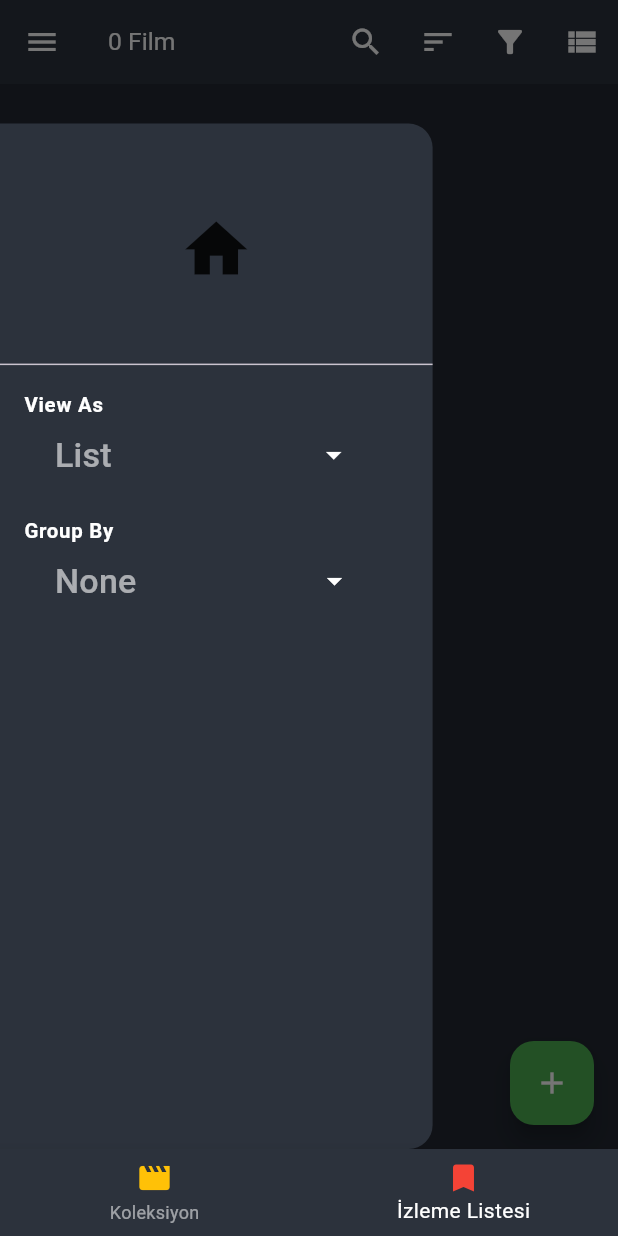
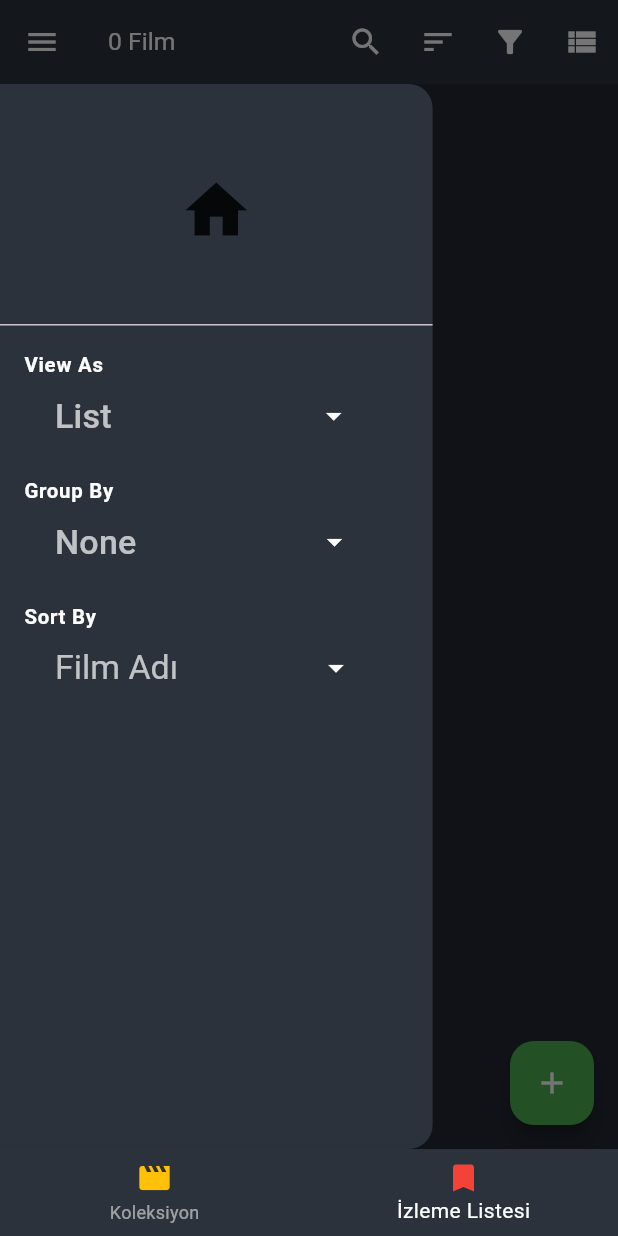
Before and after one commit to MertAliUzun/movie_collections_mobile, a Flutter app: the screen it shows after launch, item 2 of the bottom bar chosen, with the side drawer open, on a phone screen of 412 x 824 dp. Run offline on Flutter 3.47's test engine with Material 3 defaults, Android fonts, the phone set to English and light mode, and no system bars; our stand-ins replace flutter_dotenv, flutter_rating_bar, image_picker, shared_preferences, supabase_flutter; missing offline and left inert: cloudinary_public, country_flags; accounts and stored records are empty.

Commit message:
v 3.6 (added sortBy to drawer)

```diff
--- a/lib/screens/wishlist_screen.dart
+++ b/lib/screens/wishlist_screen.dart
@@ -2,6 +2,7 @@ import 'package:flutter/material.dart';
 import 'package:shared_preferences/shared_preferences.dart';
 import '../aux/groupBy.dart';
 import '../services/supabase_service.dart';
+import '../widgets/drawer_widget.dart';
 import '../widgets/movie_card.dart';
 import '../models/movie_model.dart';
 import 'package:supabase_flutter/supabase_flutter.dart';
@@ -74,6 +75,12 @@ class _WishlistScreenState extends State<WishlistScreen> {
       return _isAscending ? comparison : -comparison;
     });
   }
+  void _onSortByChanged(String newSortBy) {
+  setState(() {
+    _sortBy = newSortBy; // Yeni sıralama kriterini güncelle
+    _sortMovies(); // Filmleri sırala
+  });
+}
 
   void _showSortOptions() {
     showDialog(
@@ -236,101 +243,7 @@ class _WishlistScreenState extends State<WishlistScreen> {
           ),
         ],
       ),
-      drawer: Container(
-        padding: EdgeInsets.only(top: screenHeight *0.1),
-        width: screenWidth * 0.7,
-        child: Drawer(
-          backgroundColor: Color.fromARGB(255, 44, 50, 60),
-          child: ListView(
-            children: [
-              DrawerHeader(child: Icon(Icons.home, size: 50)),
-              ListTile(
-                title: Column(
-                  crossAxisAlignment: CrossAxisAlignment.start,
-                  children: [
-                    Text('View As', style: TextStyle(color: Colors.white, fontSize: screenWidth * 0.033, fontWeight: FontWeight.bold),),
-                    Container(
-                      width: screenWidth * 0.55,
-                      child: Padding(
-                        padding: EdgeInsets.fromLTRB(screenWidth * 0.05, 0, 0, 0),
-                        child: DropdownButton<String>(
-                         value: _viewType, // Seçili değeri göster
-                         icon: Padding(
-                           padding: EdgeInsets.fromLTRB(screenWidth * 0.15, 0, 0, 0),
-                           child: const Icon(Icons.arrow_drop_down, color: Colors.white),
-                         ),
-                         dropdownColor: const Color.fromARGB(255, 44, 50, 60), // Menü arka plan rengi
-                         underline: SizedBox(), // Alt çizgiyi kaldır
-                         onChanged: (Object? newValue) {
-                                     if(newValue is String) {
-                                       _changeViewType(newValue);
-                                     }}, // Seçim yapıldığında çalışacak fonksiyon
-                         items: ['List', 'List(Small)', 'Card', 'Poster'].map((String choice) {
-                           return DropdownMenuItem<String>(
-                             value: choice,
-                             child: Text(
-                               choice,
-                               style: TextStyle(fontSize: screenWidth * 0.055, color: Colors.white60), // Yazı rengi
-                             ),
-                           );
-                         }).toList(),
-                        ),
-                      ),
-                    ),
-                  ],
-                ),
-              ),
-              ListTile(
-               title: Column(
-                 crossAxisAlignment: CrossAxisAlignment.start,
-                 children: [
-                   Text(
-                     'Group By',
-                     style: TextStyle(
-                       color: Colors.white,
-                       fontSize: screenWidth * 0.033,
-                       fontWeight: FontWeight.bold,
-                     ),
-                   ),
-                   Container(
-                     width: screenWidth * 0.55,
-                     child: Padding(
-                       padding: EdgeInsets.fromLTRB(screenWidth * 0.05, 0, 0, 0),
-                       child: DropdownButton<String>(
-                         value: _groupByText, // Seçili değeri göster
-                         icon: Padding(
-                           padding: EdgeInsets.fromLTRB(screenWidth * 0.225, 0, 0, 0),
-                           child: const Icon(Icons.arrow_drop_down, color: Colors.white),
-                         ),
-                         dropdownColor: const Color.fromARGB(255, 44, 50, 60), // Menü arka plan rengi
-                         underline: SizedBox(), // Alt çizgiyi kaldır
-                         onChanged: (String? newValue) {
-                           if (newValue != null) {
-                             _toggleGroupBy(newValue);
-                           }
-                         }, // Seçim yapıldığında çalışacak fonksiyon
-                         items: ['None', 'Director', 'Genre'].map((String choice) {
-                           return DropdownMenuItem<String>(
-                             value: choice,
-                             child: Text(
-                               choice,
-                               style: TextStyle(
-                                 fontSize: screenWidth * 0.055,
-                                 color: Colors.white60,
-                               ), // Yazı rengi
-                             ),
-                           );
-                         }).toList(),
-                       ),
-                     ),
-                   ),
-                 ],
-               ),
-             ),
-            ],
-          )
-        ),
-      ),
+      drawer: DrawerWidget(viewType: _viewType, groupByText: _groupByText, sortBy: _sortBy, changeViewType: _changeViewType, toggleGroupBy: _toggleGroupBy, onSortByChanged: _onSortByChanged,),
       body: Column(
         children: [
           Expanded(
--- /dev/null
+++ b/lib/widgets/drawer_widget.dart
@@ -0,0 +1,165 @@
+import 'package:flutter/material.dart';
+
+class DrawerWidget extends StatelessWidget {
+  final String _viewType;
+  final String _groupByText;
+  final String _sortBy;
+  final ValueChanged<String> _changeViewType;
+  final ValueChanged<String> _toggleGroupBy;
+  final ValueChanged<String> _onSortByChanged;
+
+  DrawerWidget({
+    required String viewType,
+    required String groupByText,
+    required String sortBy,
+    required ValueChanged<String> changeViewType,
+    required ValueChanged<String> toggleGroupBy,
+    required ValueChanged<String> onSortByChanged,
+  })  : _viewType = viewType,
+        _groupByText = groupByText,
+        _changeViewType = changeViewType,
+        _toggleGroupBy = toggleGroupBy,
+        _sortBy = sortBy,
+        _onSortByChanged = onSortByChanged;
+
+  @override
+  Widget build(BuildContext context) {
+    List<DropdownMenuItem<String>> sortingOptions = [
+      const DropdownMenuItem(value: 'movieName', child: Text('Film Adı')),
+      const DropdownMenuItem(value: 'releaseDate', child: Text('Çıkış Tarihi')),
+      const DropdownMenuItem(value: 'directorName', child: Text('Yönetmen')),
+      const DropdownMenuItem(value: 'imdbRating', child: Text('IMDB Puanı')),
+      const DropdownMenuItem(value: 'runtime', child: Text('Süre')),
+
+
+    ];
+    double screenWidth = MediaQuery.of(context).size.width;
+    double screenHeight = MediaQuery.of(context).size.height;
+
+    return Container(
+      padding: EdgeInsets.only(top: AppBar().preferredSize.height + MediaQuery.of(context).padding.top),
+      width: screenWidth * 0.7,
+      child: Drawer(
+        backgroundColor: Color.fromARGB(255, 44, 50, 60),
+        child: ListView(
+          children: [
+            DrawerHeader(child: Icon(Icons.home, size: 50)),
+            ListTile(
+              title: Column(
+                crossAxisAlignment: CrossAxisAlignment.start,
+                children: [
+                  Text(
+                    'View As',
+                    style: TextStyle(color: Colors.white, fontSize: screenWidth * 0.033, fontWeight: FontWeight.bold),
+                  ),
+                  Container(
+                    width: screenWidth * 0.55,
+                    child: Padding(
+                      padding: EdgeInsets.fromLTRB(screenWidth * 0.05, 0, 0, 0),
+                      child: DropdownButton<String>(
+                        value: _viewType,
+                        icon: Padding(
+                          padding: EdgeInsets.fromLTRB(screenWidth * 0.15, 0, 0, 0),
+                          child: const Icon(Icons.arrow_drop_down, color: Colors.white),
+                        ),
+                        dropdownColor: const Color.fromARGB(255, 44, 50, 60),
+                        underline: SizedBox(),
+                        onChanged: (Object? newValue) {
+                          if (newValue is String) {
+                            _changeViewType(newValue);
+                          }
+                        },
+                        items: ['List', 'List(Small)', 'Card', 'Poster'].map((String choice) {
+                          return DropdownMenuItem<String>(
+                            value: choice,
+                            child: Text(
+                              choice,
+                              style: TextStyle(fontSize: screenWidth * 0.055, color: Colors.white70),
+                            ),
+                          );
+                        }).toList(),
+                      ),
+                    ),
+                  ),
+                ],
+              ),
+            ),
+            ListTile(
+              title: Column(
+                crossAxisAlignment: CrossAxisAlignment.start,
+                children: [
+                  Text(
+                    'Group By',
+                    style: TextStyle(color: Colors.white, fontSize: screenWidth * 0.033, fontWeight: FontWeight.bold),
+                  ),
+                  Container(
+                    width: screenWidth * 0.55,
+                    child: Padding(
+                      padding: EdgeInsets.fromLTRB(screenWidth * 0.05, 0, 0, 0),
+                      child: DropdownButton<String>(
+                        value: _groupByText,
+                        icon: Padding(
+                          padding: EdgeInsets.fromLTRB(screenWidth * 0.225, 0, 0, 0),
+                          child: const Icon(Icons.arrow_drop_down, color: Colors.white),
+                        ),
+                        dropdownColor: const Color.fromARGB(255, 44, 50, 60),
+                        underline: SizedBox(),
+                        onChanged: (String? newValue) {
+                          if (newValue != null) {
+                            _toggleGroupBy(newValue);
+                          }
+                        },
+                        items: ['None', 'Director', 'Genre'].map((String choice) {
+                          return DropdownMenuItem<String>(
+                            value: choice,
+                            child: Text(
+                              choice,
+                              style: TextStyle(fontSize: screenWidth * 0.055, color: Colors.white70),
+                            ),
+                          );
+                        }).toList(),
+                      ),
+                    ),
+                  ),
+                ],
+              ),
+            ),
+            ListTile(
+              title: Column(
+                crossAxisAlignment: CrossAxisAlignment.start,
+                children: [
+                  Text(
+                    'Sort By',
+                    style: TextStyle(color: Colors.white, fontSize: screenWidth * 0.033, fontWeight: FontWeight.bold),
+                  ),
+                  Container(
+                    width: screenWidth * 0.55,
+                    child: Padding(
+                      padding: EdgeInsets.fromLTRB(screenWidth * 0.05, 0, 0, 0),
+                      child: DropdownButton<String>(
+                        value: _sortBy,
+                        icon: Padding(
+                          padding: EdgeInsets.fromLTRB(screenWidth * 0.14, 0, 0, 0),
+                          child: const Icon(Icons.arrow_drop_down, color: Colors.white),
+                        ),
+                        dropdownColor: const Color.fromARGB(255, 44, 50, 60),
+                        style: TextStyle(color: Colors.white70, fontSize: screenWidth * 0.055,),
+                        underline: SizedBox(),
+                        onChanged: (Object? newValue) {
+                          if (newValue is String) {
+                            _onSortByChanged(newValue);
+                          }
+                        },
+                        items: sortingOptions,
+                      ),
+                    ),
+                  ),
+                ],
+              ),
+            ),
+          ],
+        ),
+      ),
+    );
+  }
+}
```
